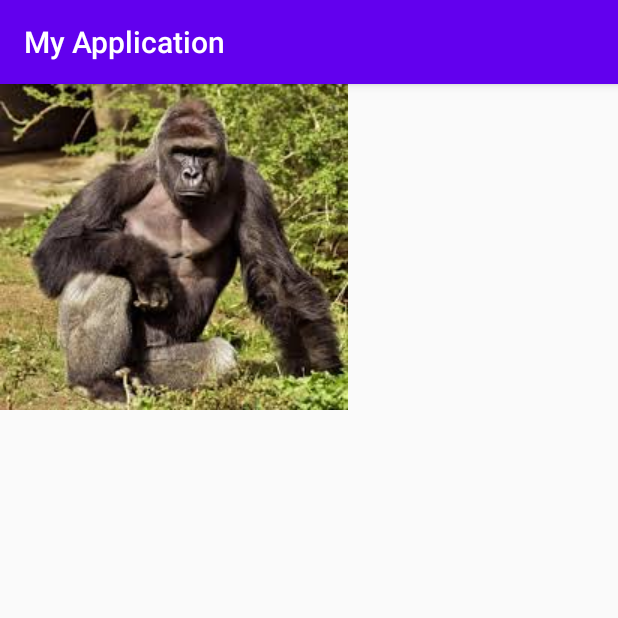
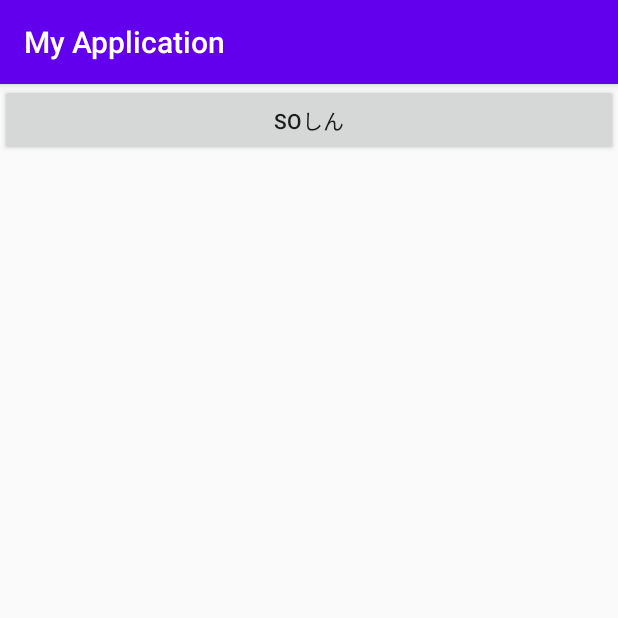
Before and after one commit to Knzo36/AndroidSampleApp, an Android app: the screen it shows after launch (MainActivity), on a phone screen of 412 x 824 dp, the top half of it. Run offline under Robolectric (Android 15) with nearby library versions, the phone set to English and light mode, and no system bars.

```diff
--- a/app/src/main/java/com/example/myapplication/MainActivity.java
+++ b/app/src/main/java/com/example/myapplication/MainActivity.java
@@ -3,6 +3,9 @@ package com.example.myapplication;
 import androidx.appcompat.app.AppCompatActivity;
 
 import android.os.Bundle;
+import android.view.View;
+import android.widget.EditText;
+import android.widget.TextView;
 
 public class MainActivity extends AppCompatActivity {
 
@@ -11,4 +14,10 @@ public class MainActivity extends AppCompatActivity {
         super.onCreate(savedInstanceState);
         setContentView(R.layout.activity_main);
     }
+
+    public void btnSend_onClick(View view) {
+        EditText txtName = findViewById(R.id.txtNamet);
+        TextView txtResult = findViewById(R.id.txtResult);
+        txtResult.setText(String.format("ウホオオオオオオオ、%s!", txtName.getText()));
+    }
 }
--- a/app/src/main/res/layout/activity_main.xml
+++ b/app/src/main/res/layout/activity_main.xml
@@ -6,13 +6,29 @@
     android:layout_height="match_parent"
     tools:context=".MainActivity">
 
-    <ImageButton
-        android:id="@+id/image"
+    <EditText
+        android:id="@+id/txtNamet"
         android:layout_width="wrap_content"
         android:layout_height="wrap_content"
-        android:layout_marginTop="50dp"
-        android:background="@android:color/transparent"
-        android:contentDescription="ゴリラ"
-        app:srcCompat="@drawable/button_icon" />
+        android:inputType="textPersonName"
+        android:text="Name"
+        tools:ignore="MissingConstraints" />
 
+    <Button
+        android:id="@+id/btnSend"
+        android:layout_width="match_parent"
+        android:layout_height="wrap_content"
+        android:onClick="btnSend_onClick"
+        android:text="soしん"
+        tools:ignore="MissingConstraints"
+        tools:layout_editor_absoluteX="-32dp"
+        tools:layout_editor_absoluteY="341dp" />
+
+    <TextView
+        android:id="@+id/txtResult"
+        android:layout_width="match_parent"
+        android:layout_height="wrap_content"
+        tools:ignore="MissingConstraints"
+        tools:layout_editor_absoluteX="16dp"
+        tools:layout_editor_absoluteY="696dp" />
 </androidx.constraintlayout.widget.ConstraintLayout>
```
